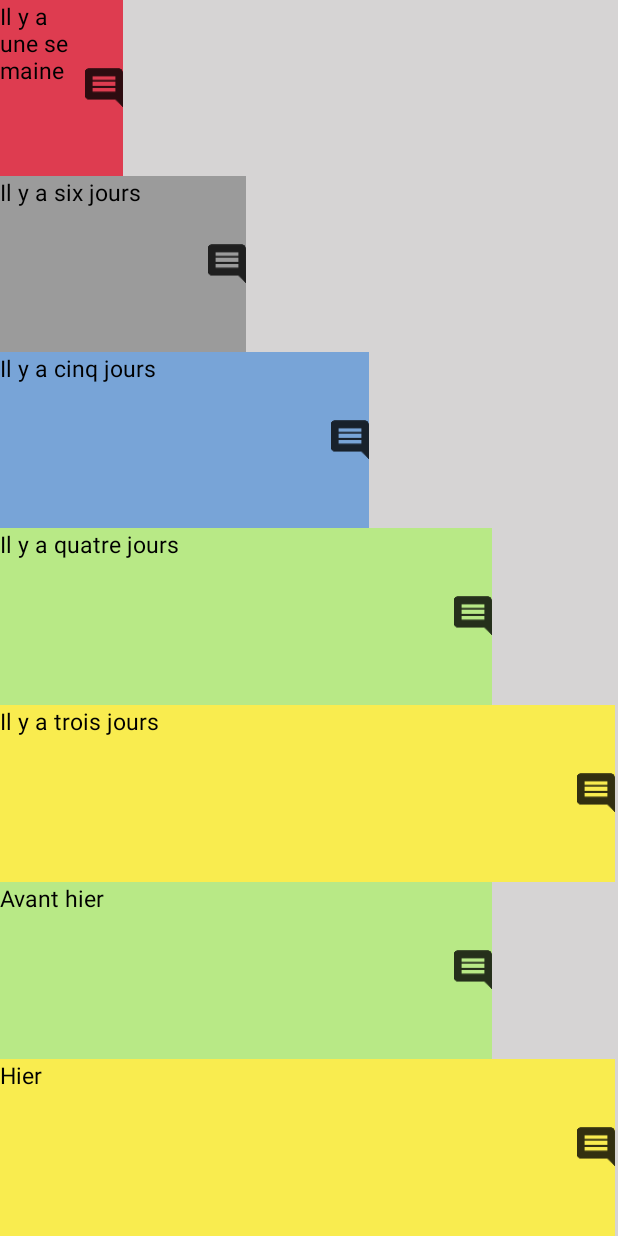
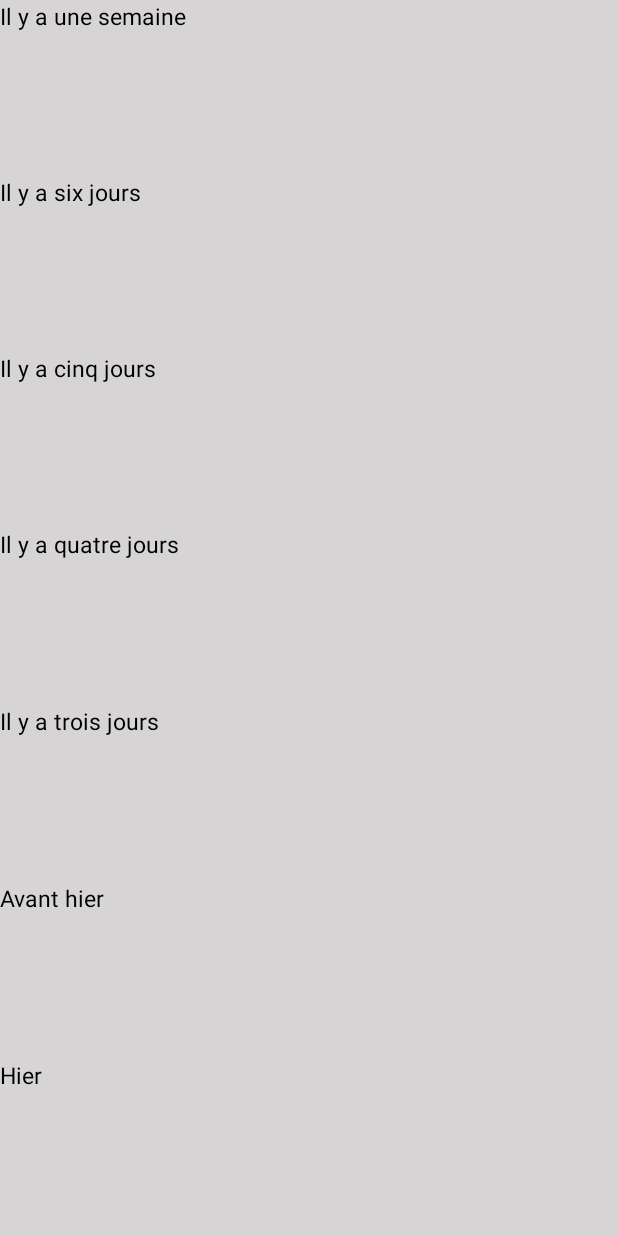
Before and after one commit to Eliza13210/moodtracker_oc, an Android app: the screen it shows after launch (History), after a tap on "History", on a phone screen of 412 x 824 dp. Run offline under Robolectric (Android 15) with nearby library versions, the phone set to English and light mode, and no system bars.

Commit message:
made saving and fetching mood list work through the mood list manager

```diff
--- a/app/src/main/java/com/oc/liza/moodtrackeroc/controler/History.java
+++ b/app/src/main/java/com/oc/liza/moodtrackeroc/controler/History.java
@@ -12,7 +12,7 @@ import android.widget.Toast;
 
 import com.oc.liza.moodtrackeroc.R;
 import com.oc.liza.moodtrackeroc.model.Mood;
-import com.oc.liza.moodtrackeroc.utils.MoodListHandler;
+import com.oc.liza.moodtrackeroc.utils.MoodListManager;
 
 import java.util.ArrayList;
 import java.util.Calendar;
@@ -21,40 +21,19 @@ import java.util.List;
 public class History extends AppCompatActivity {
     private List<Mood> mMoodList = new ArrayList<>();
     private String[] bg_color = {"#ffde3c50", "#ff9b9b9b", "#a5468ad9", "#ffb8e986", "#fff9ec4f"};
-    private MoodListHandler mMoodListHandler=new MoodListHandler(this);
+    private MoodListManager mMoodListManager = new MoodListManager(this);
 
 
     @Override
     protected void onCreate(Bundle savedInstanceState) {
         super.onCreate(savedInstanceState);
 
-        mMoodList = mMoodListHandler.getMoodList();
+        mMoodList = mMoodListManager.getMoodList();
+        setContentView(R.layout.activity_history);
+        initHistory();
+    }
 
-        mMoodList.clear();
-        Calendar c = Calendar.getInstance();
-        c.add(Calendar.DATE, -7);
-        mMoodList.add(new Mood(0, c, "Seven days ago"));
-        c = Calendar.getInstance();
-        c.add(Calendar.DATE, -6);
-        mMoodList.add(new Mood(1, c, "Six days ago"));
-        c = Calendar.getInstance();
-        c.add(Calendar.DATE, -5);
-        mMoodList.add(new Mood(2, c, "Five days ago"));
-        c = Calendar.getInstance();
-        c.add(Calendar.DATE, -4);
-        mMoodList.add(new Mood(3, c, "Four days ago"));
-        c = Calendar.getInstance();
-        c.add(Calendar.DATE, -3);
-        mMoodList.add(new Mood(4, c, "Three days ago"));
-        c = Calendar.getInstance();
-        c.add(Calendar.DATE, -2);
-        mMoodList.add(new Mood(3, c, "Two days ago"));
-        c = Calendar.getInstance();
-        c.add(Calendar.DATE, -1);
-        mMoodList.add(new Mood(4, c, "One day ago"));
-
-        setContentView(R.layout.activity_history);
-
+    private void initHistory() {
         TextView tvOne = findViewById(R.id.first);
         TextView tvTwo = findViewById(R.id.second);
         TextView tvThree = findViewById(R.id.third);
@@ -73,8 +52,10 @@ public class History extends AppCompatActivity {
     }
 
     /**
-     * This method serves to set the background color representing the mood selected for the corresponding
-     * day on the seven TextViews representing the last week.
+     * This method serves to
+     * - set the background color representing the mood selected
+     * -set the width of the text view
+     * -show if there is a comment saved
      *
      * @param daysAgo  refers to how many days have passed since the mood was saved
      * @param textView refers to the corresponding text view where it will be shown
@@ -88,27 +69,29 @@ public class History extends AppCompatActivity {
                 int cMoodMonth = mMoodList.get(i).getDate().get(Calendar.MONTH);
 
                 Calendar c = Calendar.getInstance();
+
                 c.add(Calendar.DATE, daysAgo);
                 int c2Month = c.get(Calendar.MONTH);
                 int c2Day = c.get(Calendar.DAY_OF_MONTH);
 
-                //If dates are matched; Set the background color and comment to the corresponding textview
-
+                //If dates are matched; Set the background color
                 if (cMoodDay == c2Day && cMoodMonth == c2Month) {
 
                     Mood mood = mMoodList.get(i);
                     int mInt = mood.getMood();
-                    int bgColor = Color.parseColor(bg_color[mInt]);
-                    textView.setBackgroundColor(bgColor);
+                    String color = bg_color[mInt];
+                    textView.setBackgroundColor(Color.parseColor(color));
 
+                    //set the width
                     Display display = getWindowManager().getDefaultDisplay();
                     Point size = new Point();
                     display.getSize(size);
                     int width = size.x;
-                    int dividedWidth=width/5;
-                    width=mInt*dividedWidth+dividedWidth;
+                    int dividedWidth = width / 5;
+                    width = mInt * dividedWidth + dividedWidth;
                     textView.setWidth(width);
 
+                    //check if there's a comment and show icon in that case
                     if (mood.getComment().length() > 0) {
                         final String comment = mood.getComment();
                         Drawable image = getResources().getDrawable(R.drawable.ic_comment_black_48px);
--- a/app/src/main/java/com/oc/liza/moodtrackeroc/controler/MainActivity.java
+++ b/app/src/main/java/com/oc/liza/moodtrackeroc/controler/MainActivity.java
@@ -1,4 +1,5 @@
 package com.oc.liza.moodtrackeroc.controler;
+
 import android.content.Context;
 import android.content.DialogInterface;
 import android.content.Intent;
@@ -11,10 +12,10 @@ import android.view.View;
 import android.view.WindowManager;
 import android.widget.EditText;
 import android.widget.ImageButton;
-import android.widget.TextView;
+
 import com.oc.liza.moodtrackeroc.R;
 import com.oc.liza.moodtrackeroc.model.Mood;
-import com.oc.liza.moodtrackeroc.utils.MoodListHandler;
+import com.oc.liza.moodtrackeroc.utils.MoodListManager;
 import com.oc.liza.moodtrackeroc.utils.SharePopUp;
 import com.oc.liza.moodtrackeroc.view.ScreenSlide;
 import com.oc.liza.moodtrackeroc.view.VerticalViewPager;
@@ -26,18 +27,18 @@ public class MainActivity extends AppCompatActivity {
     private VerticalViewPager mViewPager;
     private String mComment = "";
     private Mood mMood;
-    private MoodListHandler mMoodListHandler = new MoodListHandler(this);
+    private MoodListManager mMoodListManager;
     private final Context ctx = this;
-    TextView text;
+
 
     @Override
     protected void onCreate(Bundle savedInstanceState) {
         super.onCreate(savedInstanceState);
         setContentView(R.layout.activity_main);
-        text = findViewById(R.id.text);
+
         initButtons();
         initSlideScreen();
-
+        mMoodListManager = new MoodListManager(this);
     }
 
     private void initButtons() {
@@ -59,7 +60,7 @@ public class MainActivity extends AppCompatActivity {
                 int currentItem = mViewPager.getCurrentItem();
                 Calendar date = Calendar.getInstance();
                 mMood = new Mood(currentItem, date, mComment);
-                mMoodListHandler.checkDate(mMood);
+                mMoodListManager.addMood(mMood);
                 SharePopUp mSharePopUp = new SharePopUp(ctx, mMood);
 
             }
@@ -86,7 +87,6 @@ public class MainActivity extends AppCompatActivity {
 
         //Put the happy smiley as first image when app is launched
         mViewPager.setCurrentItem(3);
-
     }
 
     //Comment pop up dialog
@@ -104,8 +104,11 @@ public class MainActivity extends AppCompatActivity {
             @Override
             public void onClick(DialogInterface dialog, int i) {
                 mComment = input.getText().toString();
-                mMood = new Mood(mViewPager.getCurrentItem(), Calendar.getInstance(), mComment);
-                mMoodListHandler.checkDate(mMood);
+                Calendar c = Calendar.getInstance();
+
+                mMood = new Mood(mViewPager.getCurrentItem(), c, mComment);
+                mMoodListManager.addMood(mMood);
+                mComment = "";
                 dialog.dismiss();
             }
         });
--- a/app/src/main/java/com/oc/liza/moodtrackeroc/utils/MoodListHandler.java
+++ b/app/src/main/java/com/oc/liza/moodtrackeroc/utils/MoodListManager.java
@@ -6,6 +6,7 @@ import android.widget.Toast;
 import com.oc.liza.moodtrackeroc.model.Mood;
 
 import java.io.BufferedInputStream;
+import java.io.File;
 import java.io.FileInputStream;
 import java.io.FileNotFoundException;
 import java.io.FileOutputStream;
@@ -17,23 +18,26 @@ import java.util.Calendar;
 import java.util.Date;
 import java.util.List;
 
-public class MoodListHandler {
+public class MoodListManager {
     private List<Mood> moodList = new ArrayList<>();
-    private String filename = "moodsList.txt";
+    private File file;
+    private final static String filename = "moodsList.txt";
     private Context context;
 
-    public MoodListHandler(Context context) {
+    public MoodListManager(Context context) {
         this.context = context;
-        readFile();
+
     }
 
     public List<Mood> getMoodList() {
+        readFile();
         return moodList;
     }
 
+    //fetch the saved mood list
     private void readFile() {
         try (
-                FileInputStream fis = new FileInputStream(filename);
+                FileInputStream fis = new FileInputStream(new File(context.getFilesDir(), filename));
                 BufferedInputStream bis = new BufferedInputStream(fis);
                 ObjectInputStream ois = new ObjectInputStream(bis)) {
             moodList = (List<Mood>) ois.readObject();
@@ -47,37 +51,17 @@ public class MoodListHandler {
         } catch (ClassNotFoundException e) {
             e.printStackTrace();
         }
+
     }
 
-    private void save() {
-
-        //check if saved moods are older than 7 days and in that case remove it/them from the list
-        if (!moodList.isEmpty()) {
-            for (int i = 0; i < moodList.size(); i++) {
-                Date old = moodList.get(i).getDate().getTime();
-                Calendar cal = Calendar.getInstance();
-                cal.add(Calendar.DATE, -8);
-                Date dateSevenDaysAgo = cal.getTime();
-
-                if (old.before(dateSevenDaysAgo)) {
-                    moodList.remove(i);
-                }
-            }
-        }
-        try {
-            FileOutputStream outputStream = new FileOutputStream(filename);
-            ObjectOutputStream oos = new ObjectOutputStream(outputStream);
-            oos.writeObject(moodList);
-            oos.close();
-            outputStream.close();
-            Toast.makeText(context, "Votre humeur du jour a été sauvegardée!", Toast.LENGTH_SHORT).show();
-        } catch (Exception e) {
-            System.err.println("Votre humeur du jour n'a pas pu être sauvegardée!");
-        }
+    //add new mood
+    public void addMood(Mood mood) {
+        readFile();
+        checkDate(mood);
     }
 
-
-    public void checkDate(Mood mood) {
+    //check if there is already a mood saved the same day, and in that case replace it
+    private void checkDate(Mood mood) {
 
         Calendar currentTime = Calendar.getInstance();
 
@@ -105,4 +89,31 @@ public class MoodListHandler {
         }
     }
 
+    private void save() {
+
+        //check if saved moods are older than 7 days and in that case remove it/them from the list
+        if (!moodList.isEmpty()) {
+            for (int i = 0; i < moodList.size(); i++) {
+                Date old = moodList.get(i).getDate().getTime();
+                Calendar cal = Calendar.getInstance();
+                cal.add(Calendar.DATE, -8);
+                Date dateSevenDaysAgo = cal.getTime();
+
+                if (old.before(dateSevenDaysAgo)) {
+                    moodList.remove(i);
+                }
+            }
+        }
+        try {
+            FileOutputStream outputStream = new FileOutputStream(new File(context.getFilesDir(), filename));
+            ObjectOutputStream oos = new ObjectOutputStream(outputStream);
+            oos.writeObject(moodList);
+            oos.close();
+            outputStream.close();
+            Toast.makeText(context, "Votre humeur du jour a été sauvegardée!", Toast.LENGTH_SHORT).show();
+        } catch (Exception e) {
+            System.err.println("Votre humeur du jour n'a pas pu être sauvegardée!" + e);
+        }
+    }
+
 }
--- a/app/src/main/java/com/oc/liza/moodtrackeroc/utils/SharePopUp.java
+++ b/app/src/main/java/com/oc/liza/moodtrackeroc/utils/SharePopUp.java
@@ -16,6 +16,7 @@ import android.view.WindowManager;
 import android.widget.EditText;
 import android.widget.LinearLayout;
 import android.widget.Toast;
+
 import com.oc.liza.moodtrackeroc.R;
 import com.oc.liza.moodtrackeroc.controler.MainActivity;
 import com.oc.liza.moodtrackeroc.model.Mood;
@@ -109,7 +110,7 @@ public class SharePopUp extends MainActivity {
 
     }
 
-        private void checkPermission(){
+    private void checkPermission() {
         //check if permission to send sms and if not so, ask for permission
         if (ContextCompat.checkSelfPermission(context,
                 Manifest.permission.SEND_SMS)
@@ -118,7 +119,7 @@ public class SharePopUp extends MainActivity {
             ActivityCompat.requestPermissions((MainActivity) context,
                     new String[]{Manifest.permission.SEND_SMS},
                     MY_PERMISSIONS_REQUEST_SEND_SMS);
-        }else {
+        } else {
             // If permission is already granted send SMS
             sendSMS();
         }
--- a/app/src/main/res/layout/activity_history.xml
+++ b/app/src/main/res/layout/activity_history.xml
@@ -2,8 +2,8 @@
 <LinearLayout xmlns:android="http://schemas.android.com/apk/res/android"
     android:layout_width="match_parent"
     android:layout_height="match_parent"
-    android:orientation="vertical"
-    android:background="@color/light_grey">
+    android:background="@color/light_grey"
+    android:orientation="vertical">
 
     <TextView
         android:id="@+id/first"
@@ -19,7 +19,6 @@
         android:layout_width="wrap_content"
         android:layout_height="0dp"
         android:layout_weight="1"
-        android:background="@color/warm_grey"
         android:text="@string/six_days"
         android:textColor="#000000"
         android:textSize="@dimen/text_size" />
@@ -29,7 +28,6 @@
         android:layout_width="wrap_content"
         android:layout_height="0dp"
         android:layout_weight="1"
-        android:background="@color/warm_grey"
         android:text="@string/five_days"
         android:textColor="#000000"
         android:textSize="@dimen/text_size" />
@@ -39,7 +37,6 @@
         android:layout_width="wrap_content"
         android:layout_height="0dp"
         android:layout_weight="1"
-        android:background="@color/warm_grey"
         android:text="@string/four_days"
         android:textColor="#000000"
         android:textSize="@dimen/text_size" />
@@ -49,7 +46,6 @@
         android:layout_width="wrap_content"
         android:layout_height="0dp"
         android:layout_weight="1"
-        android:background="@color/warm_grey"
         android:text="@string/three_days"
         android:textColor="#000000"
         android:textSize="@dimen/text_size" />
@@ -59,7 +55,6 @@
         android:layout_width="wrap_content"
         android:layout_height="0dp"
         android:layout_weight="1"
-        android:background="@color/warm_grey"
         android:text="@string/two_days"
         android:textColor="#000000"
         android:textSize="@dimen/text_size" />
--- a/app/src/main/res/layout/activity_main.xml
+++ b/app/src/main/res/layout/activity_main.xml
@@ -13,10 +13,6 @@
         android:id="@+id/pager"
         android:layout_width="match_parent"
         android:layout_height="match_parent" />
-    <TextView
-        android:layout_width="match_parent"
-        android:layout_height="wrap_content"
-        android:id="@+id/text"/>
 
     <ImageButton
         android:id="@+id/commentButton"
```
Also changed, not shown: app/src/main/res/values/array.xml (added, +12 -0 lines), app/src/main/res/values/colors.xml (+7 -1 lines), 1 other file.
